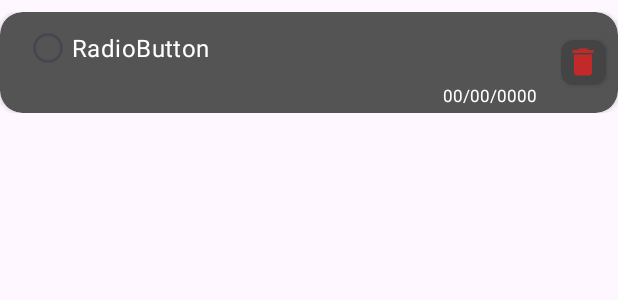
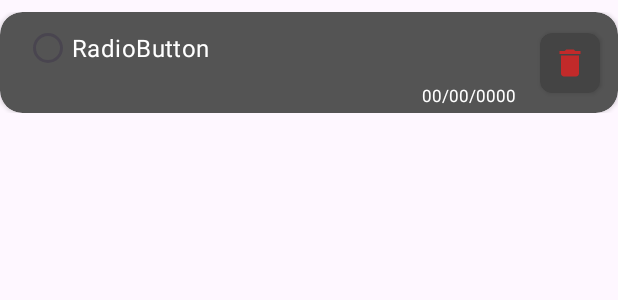
Before and after one commit to RaulGoncalo/Tasks, an Android app: the layout item_task.xml on its own in the app's theme, with its tools: preview values and no code run, on a phone screen of 412 x 824 dp. Shown: the top 300 px of the screen. Run offline under Robolectric (Android 15) with nearby library versions, the phone set to English and light mode, and no system bars; network calls fail.

Commit message:
feat: adicionado recurso de remoção

```diff
--- a/app/src/main/java/com/rgosdeveloper/tasks/domain/usecase/TaskUseCase.kt
+++ b/app/src/main/java/com/rgosdeveloper/tasks/domain/usecase/TaskUseCase.kt
@@ -61,4 +61,8 @@ class TaskUseCase @Inject constructor(
     suspend fun toggleTask(id: Int) : ResultState<Unit>{
         return respository.toggleTask(id)
     }
+
+    suspend fun deleteTask(id: Int) : ResultState<Unit>{
+        return respository.deleteTask(id)
+    }
 }
--- a/app/src/main/res/layout/item_task.xml
+++ b/app/src/main/res/layout/item_task.xml
@@ -27,7 +27,7 @@
                 android:layout_width="0dp"
                 android:layout_height="match_parent"
                 app:layout_constraintBottom_toBottomOf="parent"
-                app:layout_constraintEnd_toStartOf="@id/btnDelete"
+                app:layout_constraintEnd_toStartOf="@id/cardBtnDelete"
                 app:layout_constraintStart_toStartOf="parent"
                 app:layout_constraintTop_toTopOf="parent"
                 android:orientation="vertical">
@@ -54,23 +54,23 @@
             </LinearLayout>
 
             <androidx.cardview.widget.CardView
-                android:id="@+id/btnDelete"
-                android:layout_width="30dp"
-                android:layout_height="30dp"
+                android:id="@+id/cardBtnDelete"
+                android:layout_width="40dp"
+                android:layout_height="40dp"
                 app:layout_constraintEnd_toEndOf="parent"
                 app:layout_constraintTop_toTopOf="parent"
                 app:layout_constraintBottom_toBottomOf="parent"
-                android:layout_marginEnd="8dp"
+                android:layout_marginEnd="12dp"
                 app:cardCornerRadius="8dp"
                 android:backgroundTint="@color/background_card_delete"
                 app:layout_constraintStart_toEndOf="@id/groupTask"
                 android:padding="24dp">
 
                 <ImageButton
-                    android:id="@+id/imageView2"
+                    android:id="@+id/btnDelete"
                     android:background="@android:color/transparent"
-                    android:layout_width="wrap_content"
-                    android:layout_height="wrap_content"
+                    android:layout_width="match_parent"
+                    android:layout_height="match_parent"
                     app:srcCompat="@drawable/ic_delete_24"
                     android:layout_gravity="center"/>
             </androidx.cardview.widget.CardView>
```
Also changed, not shown: app/src/main/java/com/rgosdeveloper/tasks/data/repository/TaskRepository.kt (+15 -2 lines), app/src/main/java/com/rgosdeveloper/tasks/presentation/adapters/TaskAdapter.kt (+46 -14 lines), app/src/main/java/com/rgosdeveloper/tasks/presentation/fragments/TasksFragment.kt (+30 -3 lines), app/src/main/java/com/rgosdeveloper/tasks/presentation/viewmodel/TaskViewModel.kt (+8 -0 lines), app/src/main/java/com/rgosdeveloper/tasks/utils/AppConstants.kt (+7 -0 lines).
